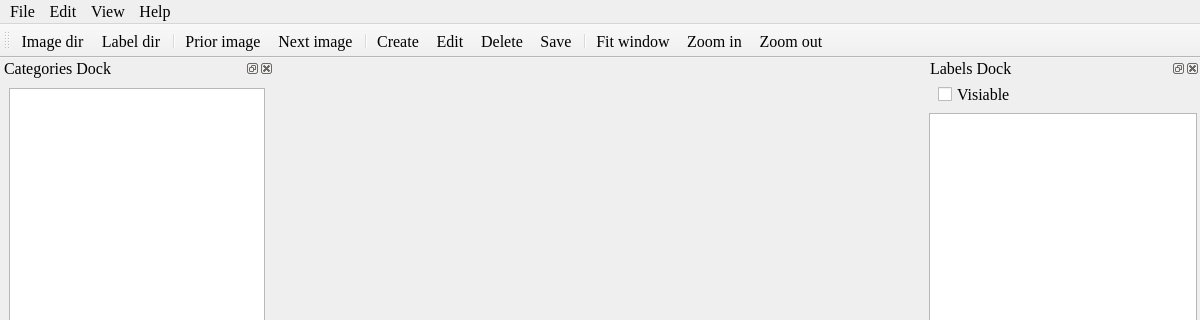
Old version of the form IDAT/ui/main_window.ui in the repository yatengLG/IDAT; both pictures show x 0 to 1200 and y 0 to 320 of the 1200 by 720 pixel window.
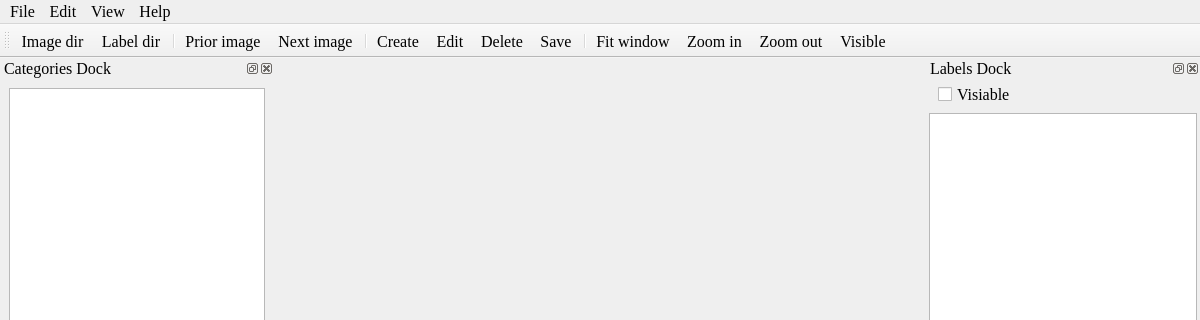
New version of the form. Icons and pictures are not drawn.

Commit message: 添加了一个快捷键V，用于显示/隐藏标注

What changed in the file:
```diff
--- a/IDAT/ui/main_window.ui
+++ b/IDAT/ui/main_window.ui
@@ -156,6 +156,7 @@
    <addaction name="actionFit_window"/>
    <addaction name="actionZoom_in"/>
    <addaction name="actionZoom_out"/>
+   <addaction name="actionVisible"/>
   </widget>
   <widget class="QDockWidget" name="Labels">
    <property name="font">
@@ -617,6 +618,27 @@
     <string>English</string>
    </property>
   </action>
+  <action name="actionVisible">
+   <property name="checkable">
+    <bool>true</bool>
+   </property>
+   <property name="icon">
+    <iconset resource="../icon.qrc">
+     <normaloff>:/icons/icons/眼睛_eyes.svg</normaloff>:/icons/icons/眼睛_eyes.svg</iconset>
+   </property>
+   <property name="text">
+    <string>Visible</string>
+   </property>
+   <property name="font">
+    <font>
+     <family>Times New Roman</family>
+     <pointsize>12</pointsize>
+    </font>
+   </property>
+   <property name="shortcut">
+    <string>V</string>
+   </property>
+  </action>
  </widget>
  <resources>
   <include location="../icon.qrc"/>
```
Left out of the diff: 1 changed line with no effect on the pictures. The commit also changes 2 other files.
